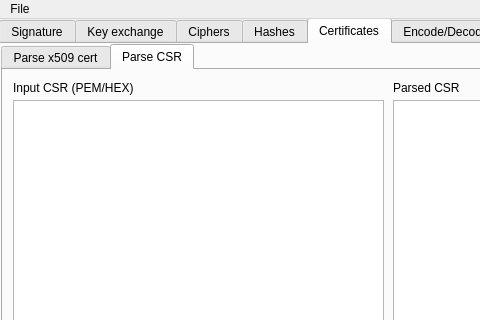
Above: ui/mainwindow.ui from caffedrine/CryptoPocketKnife before the change; both pictures show x 0 to 480 and y 0 to 320 of the 1171 by 717 pixel window. Below: the same form after it.
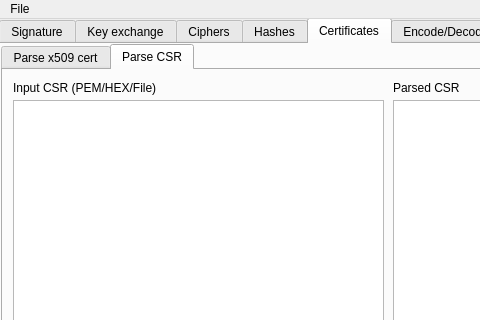
That is the form after the change. The open tabs and pages were chosen to show the change. Icons and pictures are not drawn. Custom widgets are drawn as their Qt base class.

Commit message: - Modify cert parsers tags and add "file" as an option to load certificate.

```diff
--- a/ui/mainwindow.ui
+++ b/ui/mainwindow.ui
@@ -1108,7 +1108,7 @@
          </rect>
         </property>
         <property name="text">
-         <string>Input CSR (PEM/HEX)</string>
+         <string>Input CSR (PEM/HEX/File)</string>
         </property>
        </widget>
        <widget class="QLabel" name="label_30">
```
Left out of the diff: 4 changed lines with no effect on the pictures.
